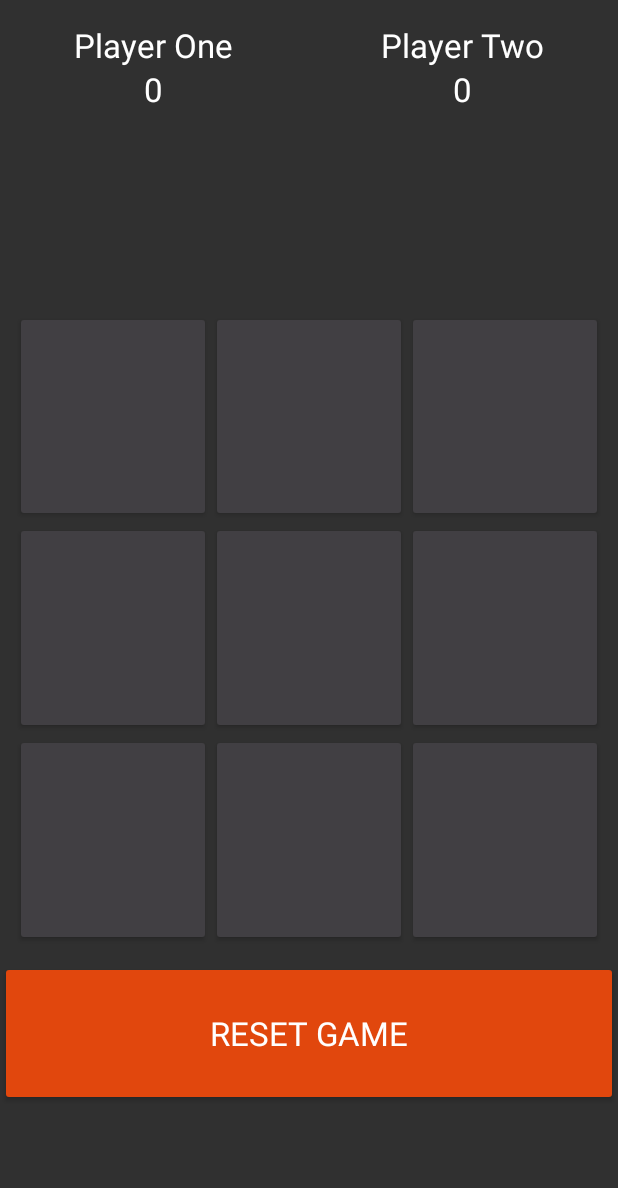
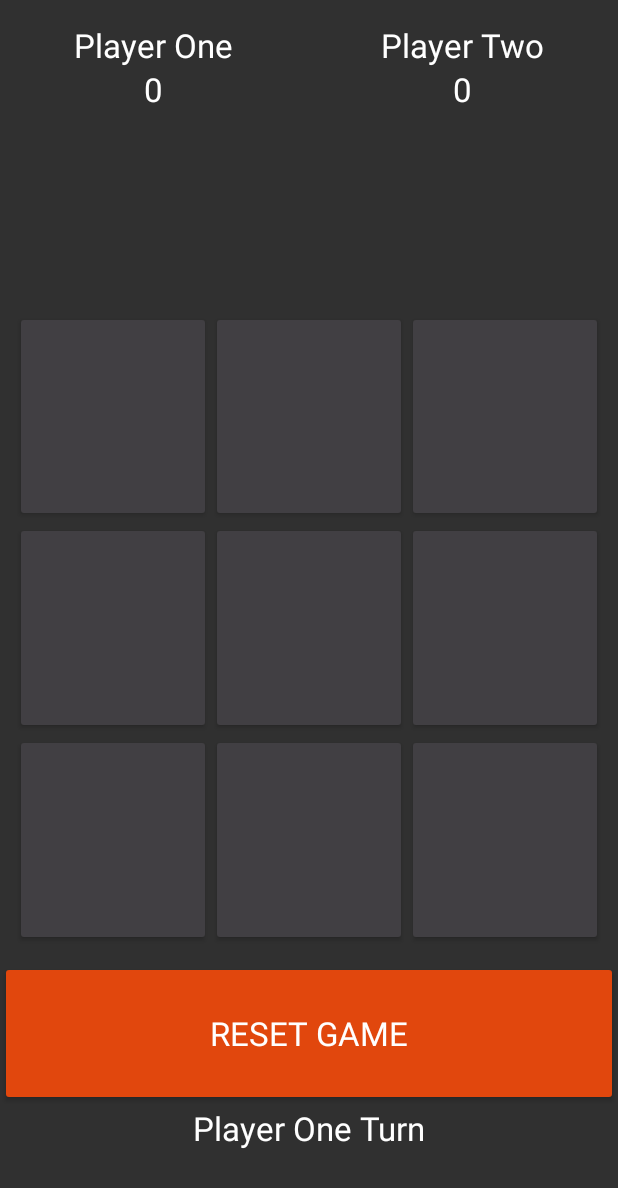
Before and after one commit to Raghavavutukuri/Tic-Tac-Toe, an Android app: the screen it shows after launch (MainActivity), on a phone screen of 412 x 824 dp. Shown: the top 1188 px of the screen. Run offline under Robolectric (Android 15) with nearby library versions, the phone set to English and light mode, and no system bars.

Commit message:
Third Commit

```diff
--- a/app/src/main/res/layout/activity_main.xml
+++ b/app/src/main/res/layout/activity_main.xml
@@ -214,7 +214,7 @@
         android:layout_height="wrap_content"
         android:layout_marginBottom="10dp"
         android:layout_weight="1"
-        android:text=""
+        android:text="Player One Turn"
         android:textAlignment="center"
         android:textAppearance="@style/TextAppearance.AppCompat.Large" />
 </LinearLayout>
```
